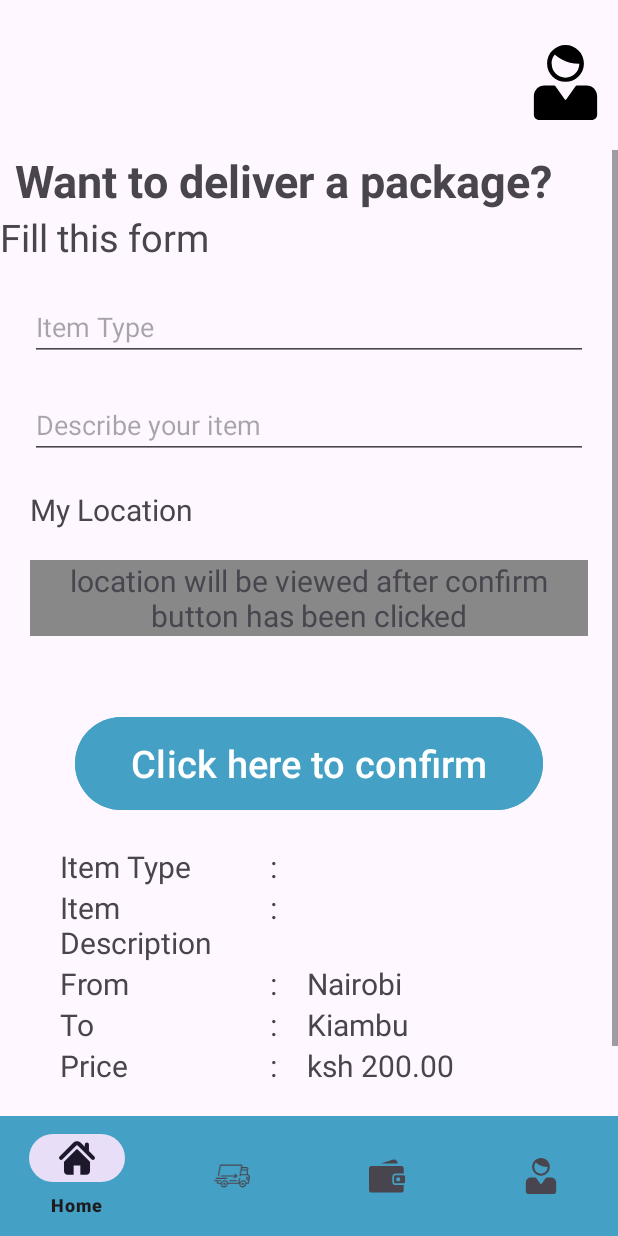
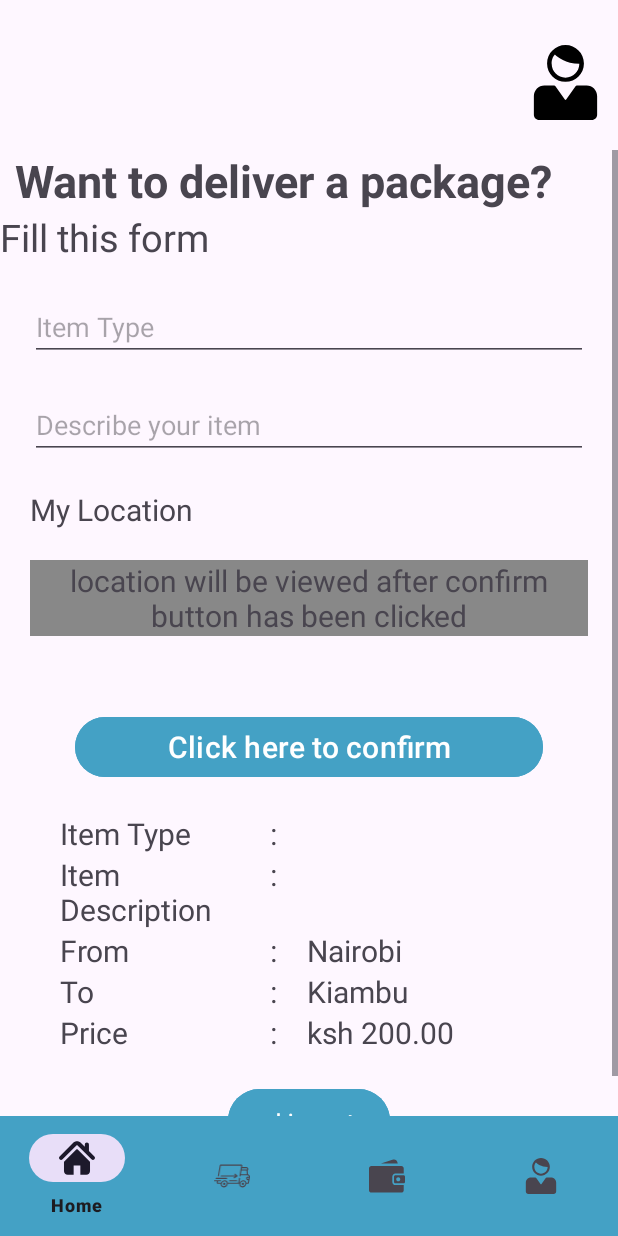
Before and after one commit to Trevor-Kayeyia-Madara/FastishaApp, an Android app: the fragment ShipmentFragment placed in its activity, on a phone screen of 412 x 824 dp. Run offline under Robolectric (Android 15) with nearby library versions, the phone set to English and light mode, and no system bars.

Commit message:
resizing confirm button in shipment fragment

```diff
--- a/app/src/main/res/layout/fragment_shipment.xml
+++ b/app/src/main/res/layout/fragment_shipment.xml
@@ -91,11 +91,11 @@
             <Button
                 android:id="@+id/btnConfirm"
                 android:layout_width="match_parent"
-                android:layout_height="70dp"
+                android:layout_height="wrap_content"
                 android:layout_margin="50dp"
                 android:backgroundTint="@color/blue"
                 android:text="Click here to confirm"
-                android:textSize="25dp"
+                android:textSize="20dp"
                 app:layout_constraintTop_toBottomOf="@+id/txtLocation"
                 tools:layout_editor_absoluteX="30dp" />
 
```
